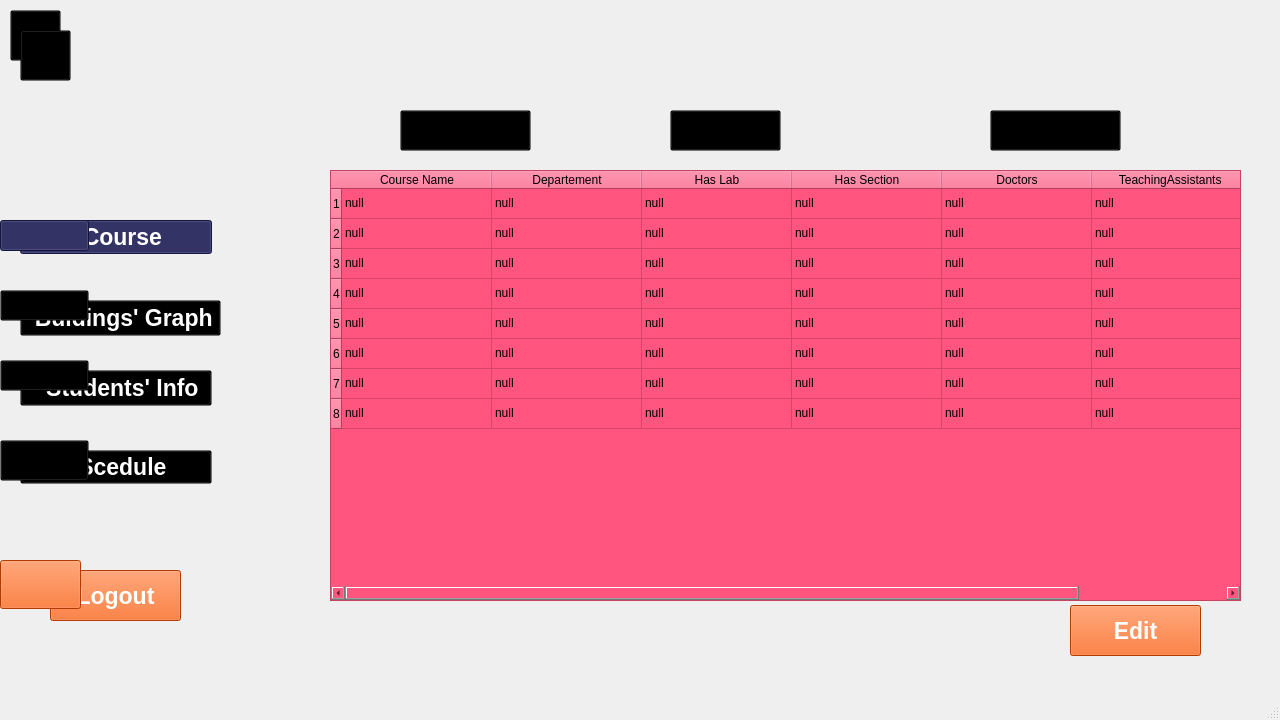
Old version of the form WranaSection/Admin_View.ui in the repository SEGA-ABBASYA/Data_Structures.
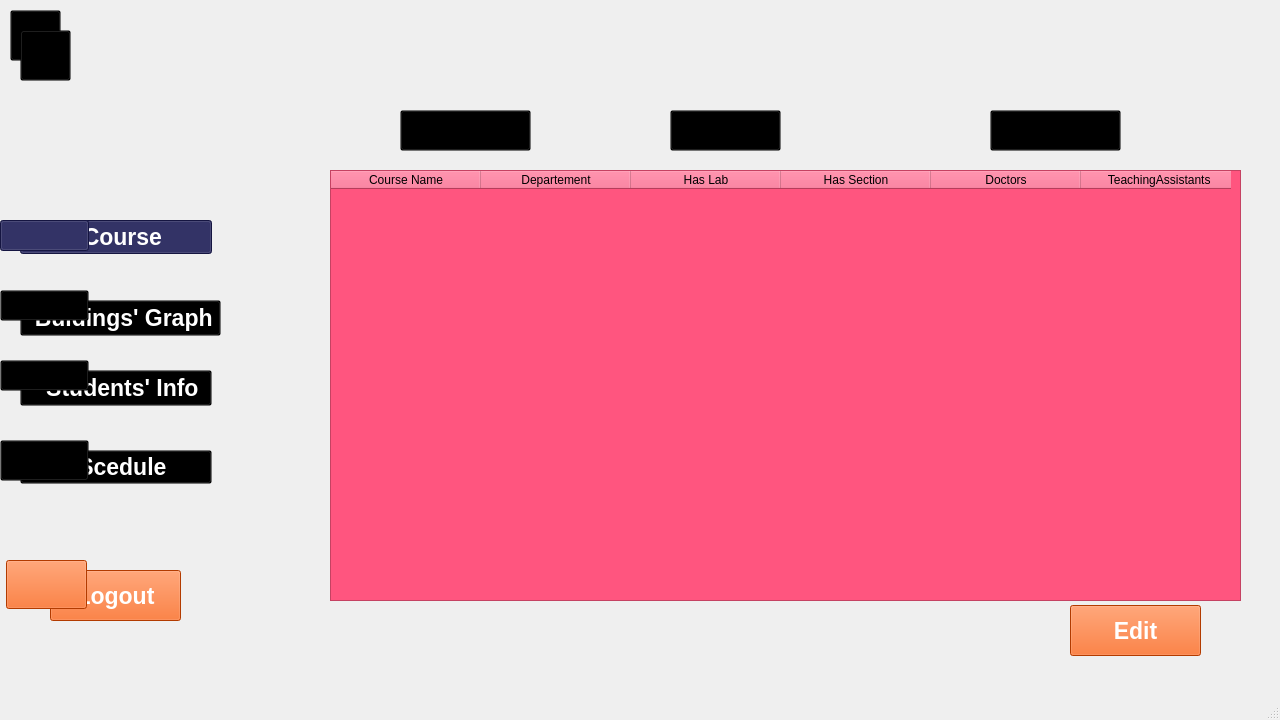
New version of the form. The open tabs and pages were chosen to show the change. Icons and pictures are not drawn.

The edit to the form file:
```diff
--- a/WranaSection/Admin_View.ui
+++ b/WranaSection/Admin_View.ui
@@ -76,7 +76,7 @@
     <widget class="QPushButton" name="logout">
      <property name="geometry">
       <rect>
-       <x>160</x>
+       <x>166</x>
        <y>660</y>
        <width>81</width>
        <height>49</height>
@@ -619,19 +619,11 @@
          <bool>true</bool>
         </property>
         <property name="rowCount">
-         <number>8</number>
+         <number>0</number>
         </property>
         <attribute name="horizontalHeaderDefaultSectionSize">
          <number>150</number>
         </attribute>
-        <row/>
-        <row/>
-        <row/>
-        <row/>
-        <row/>
-        <row/>
-        <row/>
-        <row/>
         <column>
          <property name="text">
           <string>Course Name</string>
@@ -662,246 +654,6 @@
           <string>  TeachingAssistants</string>
          </property>
         </column>
-        <item row="0" column="0">
-         <property name="text">
-          <string>null</string>
-         </property>
-        </item>
-        <item row="0" column="1">
-         <property name="text">
-          <string>null</string>
-         </property>
-        </item>
-        <item row="0" column="2">
-         <property name="text">
-          <string>null</string>
-         </property>
-        </item>
-        <item row="0" column="3">
-         <property name="text">
-          <string>null</string>
-         </property>
-        </item>
-        <item row="0" column="4">
-         <property name="text">
-          <string>null</string>
-         </property>
-        </item>
-        <item row="0" column="5">
-         <property name="text">
-          <string>null</string>
-         </property>
-        </item>
-        <item row="1" column="0">
-         <property name="text">
-          <string>null</string>
-         </property>
-        </item>
-        <item row="1" column="1">
-         <property name="text">
-          <string>null</string>
-         </property>
-        </item>
-        <item row="1" column="2">
-         <property name="text">
-          <string>null</string>
-         </property>
-        </item>
-        <item row="1" column="3">
-         <property name="text">
-          <string>null</string>
-         </property>
-        </item>
-        <item row="1" column="4">
-         <property name="text">
-          <string>null</string>
-         </property>
-        </item>
-        <item row="1" column="5">
-         <property name="text">
-          <string>null</string>
-         </property>
-        </item>
-        <item row="2" column="0">
-         <property name="text">
-          <string>null</string>
-         </property>
-        </item>
-        <item row="2" column="1">
-         <property name="text">
-          <string>null</string>
-         </property>
-        </item>
-        <item row="2" column="2">
-         <property name="text">
-          <string>null</string>
-         </property>
-        </item>
-        <item row="2" column="3">
-         <property name="text">
-          <string>null</string>
-         </property>
-        </item>
-        <item row="2" column="4">
-         <property name="text">
-          <string>null</string>
-         </property>
-        </item>
-        <item row="2" column="5">
-         <property name="text">
-          <string>null</string>
-         </property>
-        </item>
-        <item row="3" column="0">
-         <property name="text">
-          <string>null</string>
-         </property>
-        </item>
-        <item row="3" column="1">
-         <property name="text">
-          <string>null</string>
-         </property>
-        </item>
-        <item row="3" column="2">
-         <property name="text">
-          <string>null</string>
-         </property>
-        </item>
-        <item row="3" column="3">
-         <property name="text">
-          <string>null</string>
-         </property>
-        </item>
-        <item row="3" column="4">
-         <property name="text">
-          <string>null</string>
-         </property>
-        </item>
-        <item row="3" column="5">
-         <property name="text">
-          <string>null</string>
-         </property>
-        </item>
-        <item row="4" column="0">
-         <property name="text">
-          <string>null</string>
-         </property>
-        </item>
-        <item row="4" column="1">
-         <property name="text">
-          <string>null</string>
-         </property>
-        </item>
-        <item row="4" column="2">
-         <property name="text">
-          <string>null</string>
-         </property>
-        </item>
-        <item row="4" column="3">
-         <property name="text">
-          <string>null</string>
-         </property>
-        </item>
-        <item row="4" column="4">
-         <property name="text">
-          <string>null</string>
-         </property>
-        </item>
-        <item row="4" column="5">
-         <property name="text">
-          <string>null</string>
-         </property>
-        </item>
-        <item row="5" column="0">
-         <property name="text">
-          <string>null</string>
-         </property>
-        </item>
-        <item row="5" column="1">
-         <property name="text">
-          <string>null</string>
-         </property>
-        </item>
-        <item row="5" column="2">
-         <property name="text">
-          <string>null</string>
-         </property>
-        </item>
-        <item row="5" column="3">
-         <property name="text">
-          <string>null</string>
-         </property>
-        </item>
-        <item row="5" column="4">
-         <property name="text">
-          <string>null</string>
-         </property>
-        </item>
-        <item row="5" column="5">
-         <property name="text">
-          <string>null</string>
-         </property>
-        </item>
-        <item row="6" column="0">
-         <property name="text">
-          <string>null</string>
-         </property>
-        </item>
-        <item row="6" column="1">
-         <property name="text">
-          <string>null</string>
-         </property>
-        </item>
-        <item row="6" column="2">
-         <property name="text">
-          <string>null</string>
-         </property>
-        </item>
-        <item row="6" column="3">
-         <property name="text">
-          <string>null</string>
-         </property>
-        </item>
-        <item row="6" column="4">
-         <property name="text">
-          <string>null</string>
-         </property>
-        </item>
-        <item row="6" column="5">
-         <property name="text">
-          <string>null</string>
-         </property>
-        </item>
-        <item row="7" column="0">
-         <property name="text">
-          <string>null</string>
-         </property>
-        </item>
-        <item row="7" column="1">
-         <property name="text">
-          <string>null</string>
-         </property>
-        </item>
-        <item row="7" column="2">
-         <property name="text">
-          <string>null</string>
-         </property>
-        </item>
-        <item row="7" column="3">
-         <property name="text">
-          <string>null</string>
-         </property>
-        </item>
-        <item row="7" column="4">
-         <property name="text">
-          <string>null</string>
-         </property>
-        </item>
-        <item row="7" column="5">
-         <property name="text">
-          <string>null</string>
-         </property>
-        </item>
        </widget>
        <widget class="QPushButton" name="Edit">
         <property name="geometry">
```
Left out of the diff: 754 changed lines with no effect on the pictures.
